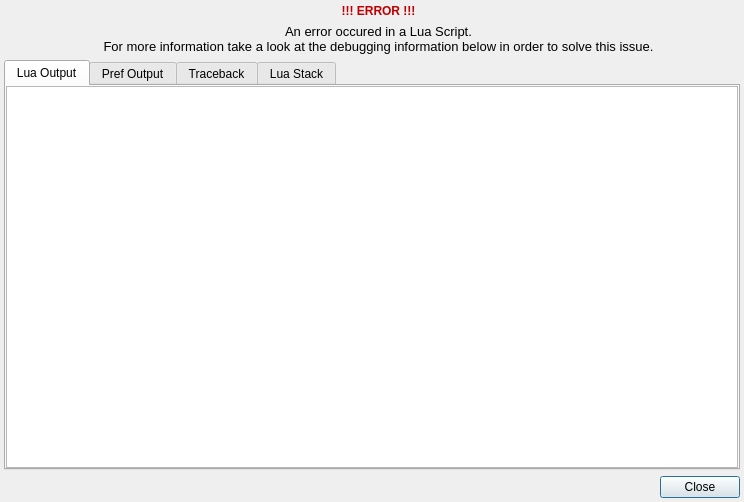
The window that debugdialog/debugdialog.ui (PREF/PREF) describes before a commit, drawn with Qt 5.
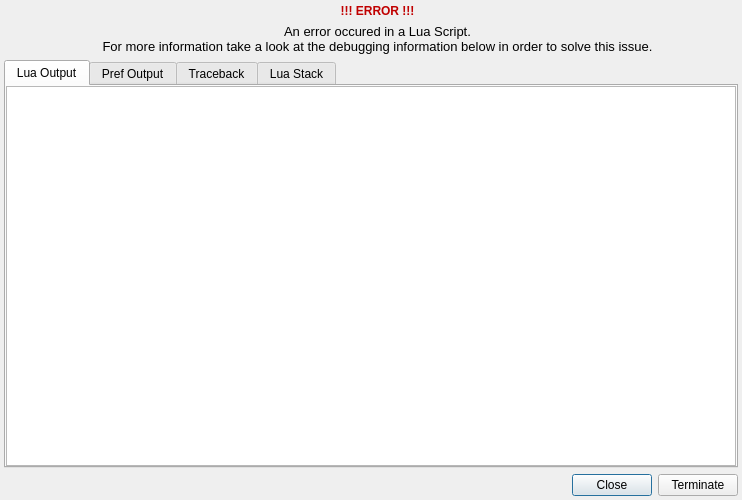
The same window after the commit. Icons and pictures are not drawn.

The edit to the form file:
```diff
--- a/debugdialog/debugdialog.ui
+++ b/debugdialog/debugdialog.ui
@@ -9,8 +9,8 @@
    <rect>
     <x>0</x>
     <y>0</y>
-    <width>744</width>
-    <height>502</height>
+    <width>742</width>
+    <height>500</height>
    </rect>
   </property>
   <property name="windowTitle">
@@ -234,6 +234,13 @@
        </property>
       </widget>
      </item>
+     <item>
+      <widget class="QPushButton" name="pbTerminate">
+       <property name="text">
+        <string>Terminate</string>
+       </property>
+      </widget>
+     </item>
     </layout>
    </item>
   </layout>
```
